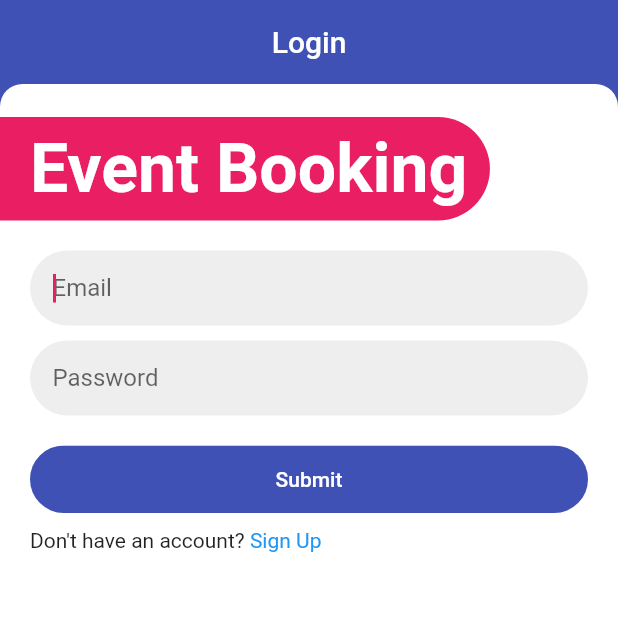
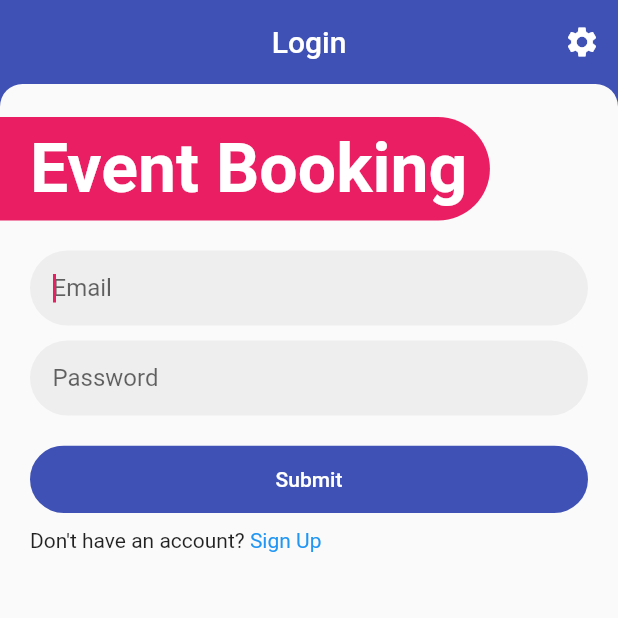
Before and after one commit to MahdiArabpour/event_booking_frontend, a Flutter app: the screen it shows after launch, on a phone screen of 412 x 824 dp, the top half of it. Run offline on Flutter 3.47's test engine with Material 2 defaults, Android fonts, the phone set to English and light mode, and no system bars; our stand-ins replace built_collection, built_value, equatable, flutter_bloc, flutter_secure_storage, fluttertoast and 1 more; generated files the repository leaves out were written again; Roboto replaces fonts that are missing (OpenSans).

Commit message:
added multiple themes and some ui improvements

```diff
--- a/lib/service_locator.dart
+++ b/lib/service_locator.dart
@@ -1,3 +1,4 @@
+import 'package:event_booking/src/ui/global/theme/bloc/bloc.dart';
 import 'package:event_booking/src/ui/pages/auth_page/bloc/auth_toggle_bloc/bloc.dart';
 import 'package:event_booking/src/ui/pages/auth_page/bloc/submit_bloc/bloc.dart';
 import 'package:event_booking/src/usecases/events.dart';
@@ -32,4 +33,5 @@ void setupLocator() {
   locator.registerLazySingleton(() => Events(repository: locator<EventBookingRepositoryImpl>()));
   locator.registerLazySingleton(() => EventBookingRepositoryImpl(graphQl: locator<GraphQlImpl>()));
   locator.registerLazySingleton(() => SubmitBloc(signUp: locator(), login: locator(), secureStorage: locator()));
+  locator.registerLazySingleton(() => ThemeBloc());
 }
--- a/lib/src/app.dart
+++ b/lib/src/app.dart
@@ -1,5 +1,7 @@
 import 'package:event_booking/service_locator.dart';
+import 'package:event_booking/src/ui/global/theme/bloc/bloc.dart';
 import 'package:event_booking/src/ui/pages/auth_page/bloc/submit_bloc/bloc.dart';
+import 'package:event_booking/src/ui/pages/settings_page/settings_page.dart';
 import 'file:///D:/Programing%20Projects/flutter_projects/event_booking/lib/src/ui/pages/dashboard_page/dashboard-page.dart';
 import 'package:flutter/material.dart';
 import 'package:flutter_bloc/flutter_bloc.dart';
@@ -7,28 +9,13 @@ import 'package:flutter_bloc/flutter_bloc.dart';
 import './ui/pages/auth_page/bloc/auth_toggle_bloc/bloc.dart';
 
 class App extends StatelessWidget {
-
   final Widget launcherPage;
 
   App(this.launcherPage);
 
   @override
   Widget build(BuildContext context) {
-    return MaterialApp(
-      title: 'Login Demo',
-      debugShowCheckedModeBanner: false,
-      theme: ThemeData(
-        primarySwatch: Colors.indigo,
-        accentColor: Colors.pink,
-        cursorColor: Colors.pink,
-        backgroundColor: Colors.white,
-        inputDecorationTheme: InputDecorationTheme(fillColor: Colors.grey[200]),
-        textTheme: TextTheme(
-          button: TextStyle(fontFamily: 'OpenSans', color: Colors.white),
-        ),
-      ),
-      routes: {
-        '/': (_) => MultiBlocProvider(
+    return MultiBlocProvider(
       providers: [
         BlocProvider<ToggleBloc>(
           create: (_) => locator<ToggleBloc>(),
@@ -36,11 +23,23 @@ class App extends StatelessWidget {
         BlocProvider<SubmitBloc>(
           create: (_) => locator<SubmitBloc>(),
         ),
+        BlocProvider<ThemeBloc>(
+          create: (_) => locator<ThemeBloc>(),
+        )
       ],
-              child: launcherPage,
+      child: BlocBuilder<ThemeBloc,ThemeState>(
+        builder: (context, state) => MaterialApp(
+          title: 'Event Booking',
+          debugShowCheckedModeBanner: false,
+          theme: state.theme.light,
+          darkTheme: state.theme.dark,
+          home: launcherPage,
+          routes: {
+            DashboardPage.routeName: (_) => DashboardPage(),
+            SettingsPage.routeName: (_) => SettingsPage(),
+          },
         ),
-        DashboardPage.routeName: (_) => DashboardPage(),
-      },
+      ),
     );
   }
 }
--- /dev/null
+++ b/lib/src/ui/global/theme/app_themes.dart
@@ -0,0 +1,95 @@
+import 'package:flutter/material.dart';
+
+enum AppTheme {
+  indigo,
+  purple,
+  red,
+}
+
+final appThemeData = {
+  AppTheme.indigo: AppThemeData(
+    light: ThemeData(
+      primarySwatch: Colors.indigo,
+      accentColor: Colors.pink,
+      cursorColor: Colors.pink,
+      backgroundColor: Colors.white,
+      inputDecorationTheme: InputDecorationTheme(fillColor: Colors.grey[200]),
+      textTheme: TextTheme(
+        subtitle1: TextStyle(color: Colors.blueGrey),
+        button: TextStyle(fontFamily: 'OpenSans', color: Colors.white),
+      ),
+    ),
+    dark: ThemeData(
+      primaryColor: Colors.indigo[900],
+      accentColor: Colors.pink,
+      cursorColor: Colors.pink,
+      brightness: Brightness.dark,
+      backgroundColor: Colors.white,
+      inputDecorationTheme: InputDecorationTheme(fillColor: Colors.grey[200]),
+      textTheme: TextTheme(
+        subtitle1: TextStyle(color: Colors.white),
+        button: TextStyle(fontFamily: 'OpenSans', color: Colors.white),
+      ),
+    ),
+  ),
+  AppTheme.purple: AppThemeData(
+    light: ThemeData(
+      primarySwatch: Colors.deepPurple,
+      accentColor: Colors.deepOrange,
+      cursorColor: Colors.deepOrange,
+      backgroundColor: Colors.white,
+      inputDecorationTheme: InputDecorationTheme(fillColor: Colors.grey[200]),
+      textTheme: TextTheme(
+        subtitle1: TextStyle(color: Colors.blueGrey),
+        button: TextStyle(fontFamily: 'OpenSans', color: Colors.white),
+      ),
+    ),
+    dark: ThemeData(
+      primaryColor: Colors.deepPurple[900],
+      accentColor: Colors.deepOrange,
+      cursorColor: Colors.deepOrange,
+      brightness: Brightness.dark,
+      backgroundColor: Colors.white,
+      inputDecorationTheme: InputDecorationTheme(fillColor: Colors.grey[200]),
+      textTheme: TextTheme(
+        subtitle1: TextStyle(color: Colors.white),
+        button: TextStyle(fontFamily: 'OpenSans', color: Colors.white),
+      ),
+    ),
+  ),
+  AppTheme.red: AppThemeData(
+    light: ThemeData(
+      primarySwatch: Colors.red,
+      accentColor: Colors.green,
+      cursorColor: Colors.green,
+      backgroundColor: Colors.white,
+      inputDecorationTheme: InputDecorationTheme(fillColor: Colors.grey[200]),
+      textTheme: TextTheme(
+        subtitle1: TextStyle(color: Colors.blueGrey),
+        button: TextStyle(fontFamily: 'OpenSans', color: Colors.white),
+      ),
+    ),
+    dark: ThemeData(
+      primaryColor: Colors.red[900],
+      accentColor: Colors.green,
+      cursorColor: Colors.green,
+      brightness: Brightness.dark,
+      backgroundColor: Colors.white,
+      inputDecorationTheme: InputDecorationTheme(fillColor: Colors.grey[200]),
+      textTheme: TextTheme(
+        subtitle1: TextStyle(color: Colors.white),
+        button: TextStyle(fontFamily: 'OpenSans', color: Colors.white),
+      ),
+    ),
+  ),
+};
+
+class AppThemeData {
+  final ThemeData light;
+  final ThemeData dark;
+
+  AppThemeData({
+    @required this.light,
+    @required this.dark,
+  });
+}
--- /dev/null
+++ b/lib/src/ui/global/theme/bloc/bloc.dart
@@ -0,0 +1,3 @@
+export 'theme_bloc.dart';
+export 'theme_event.dart';
+export 'theme_state.dart';
--- /dev/null
+++ b/lib/src/ui/global/theme/bloc/theme_bloc.dart
@@ -0,0 +1,18 @@
+import 'package:flutter_bloc/flutter_bloc.dart';
+
+import './bloc.dart';
+import '../app_themes.dart';
+
+class ThemeBloc extends Bloc<ThemeEvent, ThemeState> {
+  @override
+  ThemeState get initialState =>
+      ThemeState(theme: appThemeData[AppTheme.indigo]);
+
+  @override
+  Stream<ThemeState> mapEventToState(
+    ThemeEvent event,
+  ) async* {
+    if (event is ChangeTheme)
+      yield ThemeState(theme: appThemeData[event.theme]);
+  }
+}
--- /dev/null
+++ b/lib/src/ui/global/theme/bloc/theme_event.dart
@@ -0,0 +1,20 @@
+import 'package:equatable/equatable.dart';
+import 'package:meta/meta.dart';
+
+import '../app_themes.dart';
+
+@immutable
+abstract class ThemeEvent extends Equatable {
+  ThemeEvent();
+}
+
+class ChangeTheme extends ThemeEvent {
+  final AppTheme theme;
+
+  ChangeTheme({
+    @required this.theme,
+  });
+
+  @override
+  List<Object> get props => [theme];
+}
--- /dev/null
+++ b/lib/src/ui/global/theme/bloc/theme_state.dart
@@ -0,0 +1,15 @@
+import 'package:equatable/equatable.dart';
+import 'package:meta/meta.dart';
+
+import '../app_themes.dart';
+@immutable
+class ThemeState extends Equatable {
+  final AppThemeData theme;
+
+  ThemeState({
+    @required this.theme,
+  });
+
+  @override
+  List<Object> get props => [theme];
+}
--- a/lib/src/ui/global/widgets/my_scaffold.dart
+++ b/lib/src/ui/global/widgets/my_scaffold.dart
@@ -47,7 +47,7 @@ class MyScaffold extends StatelessWidget {
             height: pageSize.bodyHeight,
             width: double.infinity,
             decoration: BoxDecoration(
-              color: Theme.of(context).backgroundColor,
+              color: Theme.of(context).scaffoldBackgroundColor,
               borderRadius: borderRadius,
             ),
             child: ClipRRect(
--- a/lib/src/ui/pages/auth_page/auth_page.dart
+++ b/lib/src/ui/pages/auth_page/auth_page.dart
@@ -1,4 +1,5 @@
 import 'package:event_booking/service_locator.dart';
+import 'package:event_booking/src/ui/pages/settings_page/settings_page.dart';
 import 'package:flutter/material.dart';
 import 'package:flutter_bloc/flutter_bloc.dart';
 
@@ -9,8 +10,10 @@ import './widgets/auth_page_title.dart';
 import './bloc/submit_bloc/bloc.dart';
 
 class AuthPage extends StatelessWidget {
+  final submitBloc = locator<SubmitBloc>();
 
-  final submitBloc = locator<SubmitBloc>();
+  void _onSettingButtonTapped(BuildContext context) =>
+      Navigator.of(context).pushNamed(SettingsPage.routeName);
 
   @override
   Widget build(BuildContext context) => MyScaffold(
@@ -24,6 +27,13 @@ class AuthPage extends StatelessWidget {
             return Text(title);
           },
         ),
+        appBarActions: [
+          IconButton(
+            onPressed: () => _onSettingButtonTapped(context),
+            tooltip: "Settings",
+            icon: Icon(Icons.settings),
+          )
+        ],
         body: SingleChildScrollView(
           child: Column(
             crossAxisAlignment: CrossAxisAlignment.start,
@@ -41,11 +51,11 @@ class AuthPage extends StatelessWidget {
         ),
       );
 
-  void _onSignUp(String email, String password){
+  void _onSignUp(String email, String password) {
     submitBloc.add(SignUpEvent(email, password));
   }
 
-  void _onLogin(String email, String password){
+  void _onLogin(String email, String password) {
     submitBloc.add(LoginEvent(email, password));
   }
 }
--- a/pubspec.yaml
+++ b/pubspec.yaml
@@ -13,9 +13,8 @@ dependencies:
   built_value: ^7.1.0
   http: ^0.12.1
   equatable: ^1.2.0
-  flutter_bloc: ^4.0.0
+  flutter_bloc: ^4.0.1
   get_it: ^4.0.2
-  dartz: ^0.9.1
   cupertino_icons: ^0.1.3
   flutter_secure_storage: ^3.3.3
   fluttertoast: ^4.0.1
```
Also changed, not shown: lib/src/ui/pages/dashboard_page/dashboard-page.dart (+103 -2 lines), lib/src/ui/pages/settings_page/settings_page.dart (added, +23 -0 lines), lib/src/ui/pages/settings_page/widgets/change_theme_item.dart (added, +75 -0 lines), pubspec.lock. Lines whose indentation alone changed are shown as unchanged.
